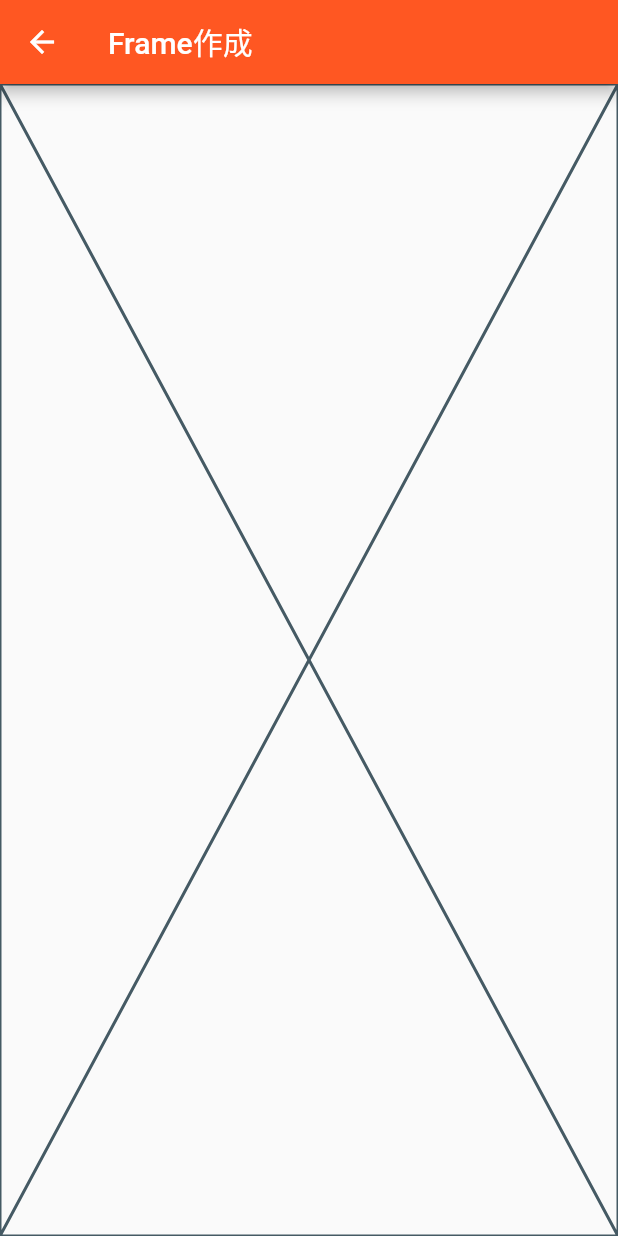
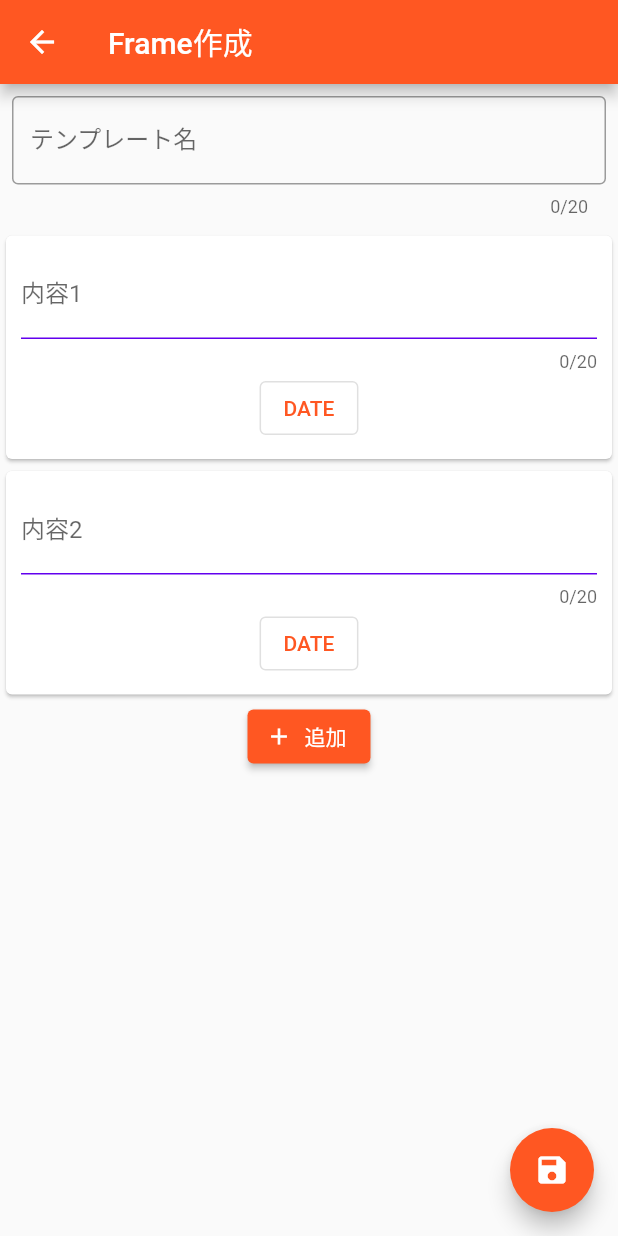
Before and after one commit to kanorix/omelet, a Flutter app: the FrameCreateView screen opened directly, on a phone screen of 412 x 824 dp. Run offline on Flutter 3.47's test engine with Material 2 defaults, Android fonts, the phone set to English and light mode, and no system bars; our stand-ins replace clock, get_it, responsive_builder, sembast, sembast_web; Roboto replaces fonts that are missing (MPLUSRounded1c).

Commit message:
[create] テンプレート画面の作成(仮)

```diff
--- a/lib/app/view/page/frame/create.dart
+++ b/lib/app/view/page/frame/create.dart
@@ -1,4 +1,5 @@
 import 'package:omelet/app/config/export/default.dart';
+import 'package:omelet/app/config/export/model.dart';
 import 'package:omelet/app/notifier/record/record_list_notifier.dart';
 
 class FrameCreatePage extends StatelessWidget {
@@ -22,7 +23,78 @@ class FrameCreateView extends StatelessWidget {
       appBar: AppBar(
         title: Text('Frame作成'),
       ),
-      body: Placeholder(),
+      // 追加ボタン
+      floatingActionButton: FloatingActionButton(
+        child: Icon(Icons.save),
+        onPressed: () {},
+      ),
+      // 追加ボタンの位置指定
+      floatingActionButtonLocation: FloatingActionButtonLocation.endFloat,
+      body: Column(
+        children: [
+          Container(
+            padding: EdgeInsets.all(8),
+            child: TextFormField(
+              maxLength: 20,
+              decoration: InputDecoration(
+                labelText: 'テンプレート名',
+                border: OutlineInputBorder(),
+              ),
+            ),
+          ),
+          Card(
+            child: Container(
+              padding: EdgeInsets.all(10),
+              child: Column(children: [
+                TextFormField(
+                  maxLength: 20,
+                  decoration: InputDecoration(
+                    labelText: '内容1',
+                    enabledBorder: UnderlineInputBorder(
+                      borderSide: BorderSide(color: Color(0xFF6200EE)),
+                    ),
+                  ),
+                ),
+                OutlinedButton(
+                  onPressed: () {
+                    // Respond to button press
+                  },
+                  child: Text("DATE"),
+                ),
+              ]),
+            ),
+          ),
+          Card(
+            child: Container(
+              padding: EdgeInsets.all(10),
+              child: Column(children: [
+                TextFormField(
+                  maxLength: 20,
+                  decoration: InputDecoration(
+                    labelText: '内容2',
+                    enabledBorder: UnderlineInputBorder(
+                      borderSide: BorderSide(color: Color(0xFF6200EE)),
+                    ),
+                  ),
+                ),
+                OutlinedButton(
+                  onPressed: () {
+                    // Respond to button press
+                  },
+                  child: Text("DATE"),
+                ),
+              ]),
+            ),
+          ),
+          ElevatedButton.icon(
+            onPressed: () {
+              // Respond to button press
+            },
+            icon: Icon(Icons.add, size: 18),
+            label: Text("追加"),
+          )
+        ],
+      ),
     );
   }
 }
```
